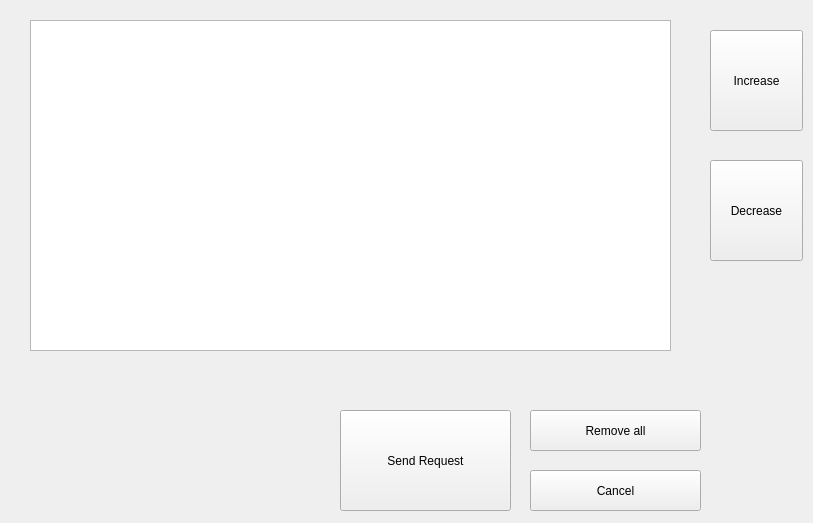
Above: DevilTitan-LIBPRO-64/borrowbook.ui from DevilTitan/DevilTitan-LIBPRO-64 before the change. Below: the same form after it.
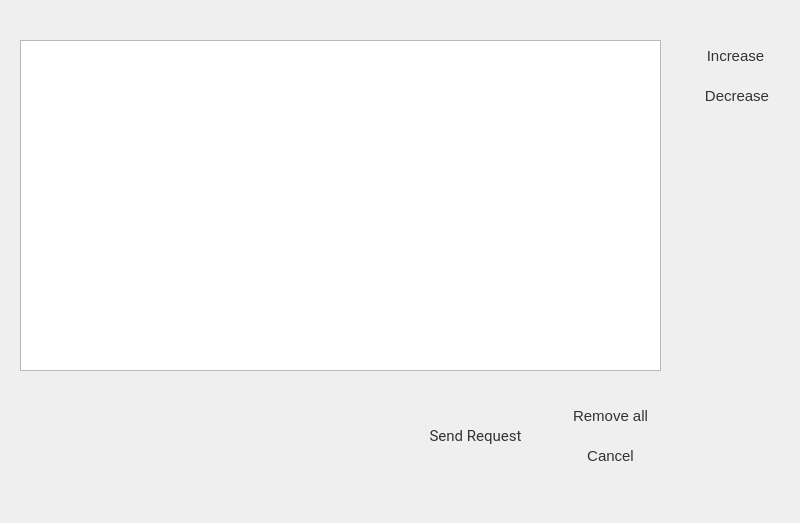
That is the form after the change. Icons and pictures are not drawn.

Patch:
```diff
--- a/DevilTitan-LIBPRO-64/borrowbook.ui
+++ b/DevilTitan-LIBPRO-64/borrowbook.ui
@@ -6,22 +6,70 @@
    <rect>
     <x>0</x>
     <y>0</y>
-    <width>813</width>
+    <width>800</width>
     <height>523</height>
    </rect>
   </property>
   <property name="windowTitle">
    <string>Form</string>
   </property>
+  <property name="styleSheet">
+   <string notr="true">#removebtn:hover{background: qradialgradient(cx: 0.3, cy: -0.4,
+fx: 0.3, fy: -0.4,
+radius: 1.35, stop: 0 rgb(173,31,43), stop: 1 rgb(212, 38, 61));
+color: white;}
+#cancelbtn:hover{background: qradialgradient(cx: 0.3, cy: -0.4,
+fx: 0.3, fy: -0.4,
+radius: 1.35, stop: 0 rgb(229,104,62), stop: 1 rgb(238, 51, 75));
+color: white}
+#borrowBook{
+background-image: url(:/appscreen/Resources/appscreen/2.jpg);}
+#requestbtn:hover{background: qradialgradient(cx: 0.3, cy: -0.4,
+fx: 0.3, fy: -0.4,
+radius: 1.35, stop: 0 rgb(170,214,171), stop: 1 rgb(50, 181, 92));
+color: white}
+QPushButton {
+border:0px;
+color: #333;
+border: 2px solid #555;
+border-radius: 5px;
+padding: 5px;
+background: qradialgradient(cx: 0.3, cy: -0.4,
+fx: 0.3, fy: -0.4,
+radius: 1.35, stop: 0 #fff, stop: 1 #888);
+min-width: 80px;
+background-color: rgba(255, 255, 255, .5);
+font-size: 11pt;
+}
+
+QPushButton:hover {
+border:0px;
+background: qradialgradient(cx: 0.3, cy: -0.4,
+fx: 0.3, fy: -0.4,
+radius: 1.35, stop: 0 rgb(238,226,191), stop: 1 #e5efff);
+}
+
+QPushButton:pressed {
+border:0px;
+background: qradialgradient(cx: 0.4, cy: -0.1,
+fx: 0.4, fy: -0.1,
+radius: 1.35, stop: 0 #fff, stop: 1 #ddd);
+}
+</string>
+  </property>
   <widget class="QPushButton" name="requestbtn">
    <property name="geometry">
     <rect>
-     <x>340</x>
-     <y>410</y>
-     <width>171</width>
-     <height>101</height>
+     <x>410</x>
+     <y>400</y>
+     <width>131</width>
+     <height>71</height>
     </rect>
    </property>
+   <property name="styleSheet">
+    <string notr="true">border:0px;
+font-family: Roboto;</string>
+   </property>
    <property name="text">
     <string>Send Request</string>
    </property>
@@ -29,12 +77,16 @@
   <widget class="QPushButton" name="cancelbtn">
    <property name="geometry">
     <rect>
-     <x>530</x>
-     <y>470</y>
-     <width>171</width>
-     <height>41</height>
+     <x>560</x>
+     <y>440</y>
+     <width>101</width>
+     <height>31</height>
     </rect>
    </property>
+   <property name="styleSheet">
+    <string notr="true">border:0px;
+</string>
+   </property>
    <property name="text">
     <string>Cancel</string>
    </property>
@@ -42,12 +94,16 @@
   <widget class="QPushButton" name="removebtn">
    <property name="geometry">
     <rect>
-     <x>530</x>
-     <y>410</y>
-     <width>171</width>
-     <height>41</height>
+     <x>560</x>
+     <y>400</y>
+     <width>101</width>
+     <height>31</height>
     </rect>
    </property>
+   <property name="styleSheet">
+    <string notr="true">border:0px;
+</string>
+   </property>
    <property name="text">
     <string>Remove all</string>
    </property>
@@ -55,12 +111,16 @@
   <widget class="QPushButton" name="increasebtn">
    <property name="geometry">
     <rect>
-     <x>710</x>
-     <y>30</y>
-     <width>93</width>
-     <height>101</height>
+     <x>690</x>
+     <y>40</y>
+     <width>91</width>
+     <height>31</height>
     </rect>
    </property>
+   <property name="styleSheet">
+    <string notr="true">border:0px;
+</string>
+   </property>
    <property name="text">
     <string>Increase</string>
    </property>
@@ -68,12 +128,16 @@
   <widget class="QPushButton" name="decreasebtn">
    <property name="geometry">
     <rect>
-     <x>710</x>
-     <y>160</y>
-     <width>93</width>
-     <height>101</height>
+     <x>690</x>
+     <y>80</y>
+     <width>94</width>
+     <height>31</height>
     </rect>
    </property>
+   <property name="styleSheet">
+    <string notr="true">border:0px;
+</string>
+   </property>
    <property name="text">
     <string>Decrease</string>
    </property>
@@ -81,8 +145,8 @@
   <widget class="QTableView" name="bookList">
    <property name="geometry">
     <rect>
-     <x>30</x>
-     <y>20</y>
+     <x>20</x>
+     <y>40</y>
      <width>641</width>
      <height>331</height>
     </rect>
```
Left out of the diff: 12 changed lines with no effect on the pictures.
